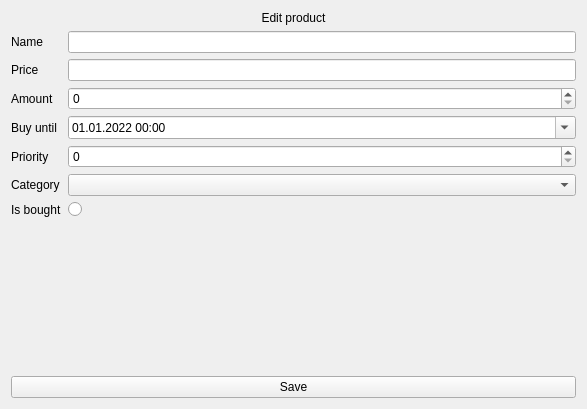
iodream/Spend-Note, file src/Client/View/MainPage/Product/ProductEditSubPage/ProductEditSubPage.ui: the form before one commit.
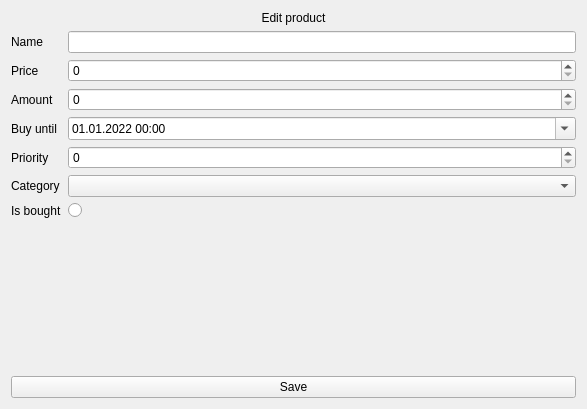
The form after the commit.

Commit message: make Price field use QSpinBox. Remove unnecessary checks

```diff
--- a/src/Client/View/MainPage/Product/ProductEditSubPage/ProductEditSubPage.ui
+++ b/src/Client/View/MainPage/Product/ProductEditSubPage/ProductEditSubPage.ui
@@ -43,9 +43,6 @@
        </property>
       </widget>
      </item>
-     <item row="1" column="1">
-      <widget class="QLineEdit" name="Price"/>
-     </item>
      <item row="2" column="0">
       <widget class="QLabel" name="AmountLabel">
        <property name="text">
@@ -114,6 +111,13 @@
      <item row="2" column="1">
       <widget class="QSpinBox" name="Amount"/>
      </item>
+     <item row="1" column="1">
+      <widget class="QSpinBox" name="Price">
+       <property name="maximum">
+        <number>100000</number>
+       </property>
+      </widget>
+     </item>
     </layout>
    </item>
    <item>
```
The commit also changes 6 other files.
